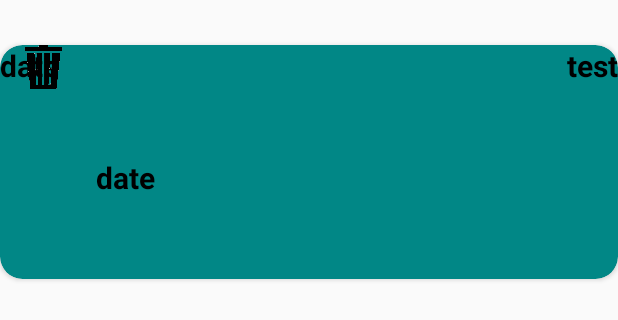
After one commit to rajitha-mahesh/madproject, an Android app: the layout recyclerview_of_payments.xml on its own in the app's theme, with its tools: preview values and no code run, on a phone screen of 412 x 824 dp. The commit adds this screen. Shown: the top 320 px of the screen. Run offline under Robolectric (Android 15) with nearby library versions, the light colour scheme and no system bars.

Commit message:
recycler view payment

```diff
--- a/app/src/main/java/com/example/madprojectuserinterface/MainActivity.java
+++ b/app/src/main/java/com/example/madprojectuserinterface/MainActivity.java
@@ -1,6 +1,7 @@
 package com.example.madprojectuserinterface;
 
 import androidx.appcompat.app.AppCompatActivity;
+import androidx.recyclerview.widget.RecyclerView;
 
 import android.content.Intent;
 import android.os.Bundle;
@@ -8,6 +9,11 @@ import android.view.View;
 import android.widget.Button;
 
 public class MainActivity extends AppCompatActivity {
+    RecyclerView recyclerView;
+    PaymentViewRecyclerAdapter adapter;
+
+    String modules[]={"mathematics","physics","chemistry","Biology"};
+
 
     private Button changeToCardPay;
     private Button changeToBankTransfer;
--- /dev/null
+++ b/app/src/main/res/layout/recyclerview_of_payments.xml
@@ -0,0 +1,60 @@
+<?xml version="1.0" encoding="utf-8"?>
+<RelativeLayout xmlns:android="http://schemas.android.com/apk/res/android"
+    xmlns:app="http://schemas.android.com/apk/res-auto"
+    android:orientation="vertical"
+    android:layout_width="match_parent"
+    android:layout_height="match_parent">
+
+
+    <androidx.cardview.widget.CardView
+        android:layout_width="match_parent"
+        android:layout_height="156dp"
+        android:layout_marginTop="30dp"
+        app:cardBackgroundColor="@color/teal_700"
+        app:cardCornerRadius="15dp">
+
+        <TextView
+            android:id="@+id/details"
+            android:layout_width="wrap_content"
+            android:layout_height="wrap_content"
+            android:layout_gravity="right"
+            android:layout_marginLeft="40dp"
+            android:text="test"
+            android:textColor="@color/black"
+            android:textSize="20sp"
+            android:textStyle="bold" />
+
+
+        <TextView
+            android:id="@+id/date"
+            android:layout_width="wrap_content"
+            android:layout_height="wrap_content"
+            android:layout_gravity="left"
+            android:layout_marginRight="30dp"
+            android:text="date"
+            android:textColor="@color/black"
+            android:textSize="20dp"
+            android:textStyle="bold" />
+
+        <TextView
+            android:id="@+id/module_name"
+            android:layout_width="284dp"
+            android:layout_height="82dp"
+            android:layout_gravity="center"
+            android:layout_marginTop="38dp"
+            android:text="date"
+            android:textColor="@color/black"
+            android:textSize="20dp"
+            android:textStyle="bold" />
+
+        <ImageView
+            android:id="@+id/imageView3"
+            android:layout_width="58dp"
+            android:layout_height="29dp"
+            android:layout_marginEnd="10dp"
+            app:srcCompat="@drawable/dustbin" />
+
+
+    </androidx.cardview.widget.CardView>
+
+</RelativeLayout>
```
Also changed, not shown: app/src/main/java/com/example/madprojectuserinterface/PaymentViewRecyclerAdapter.java (added, +44 -0 lines), app/src/main/res/layout/activity_student_payment_details.xml (+29 -2 lines), app/src/main/res/drawable/dustbin.png (added).
